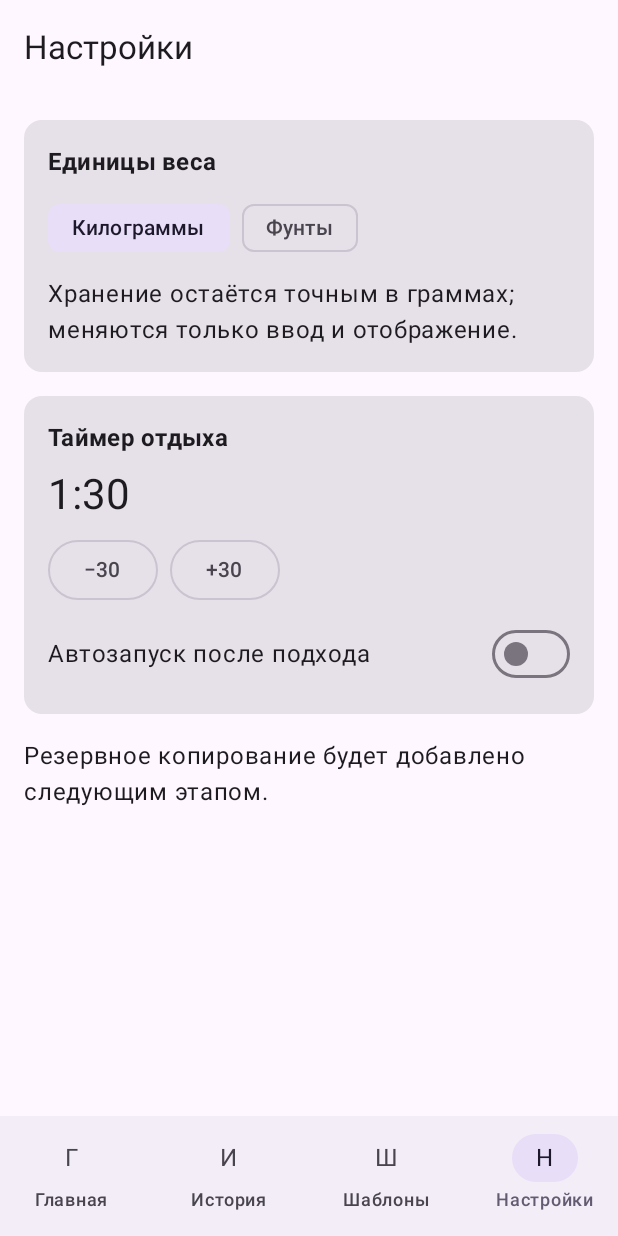
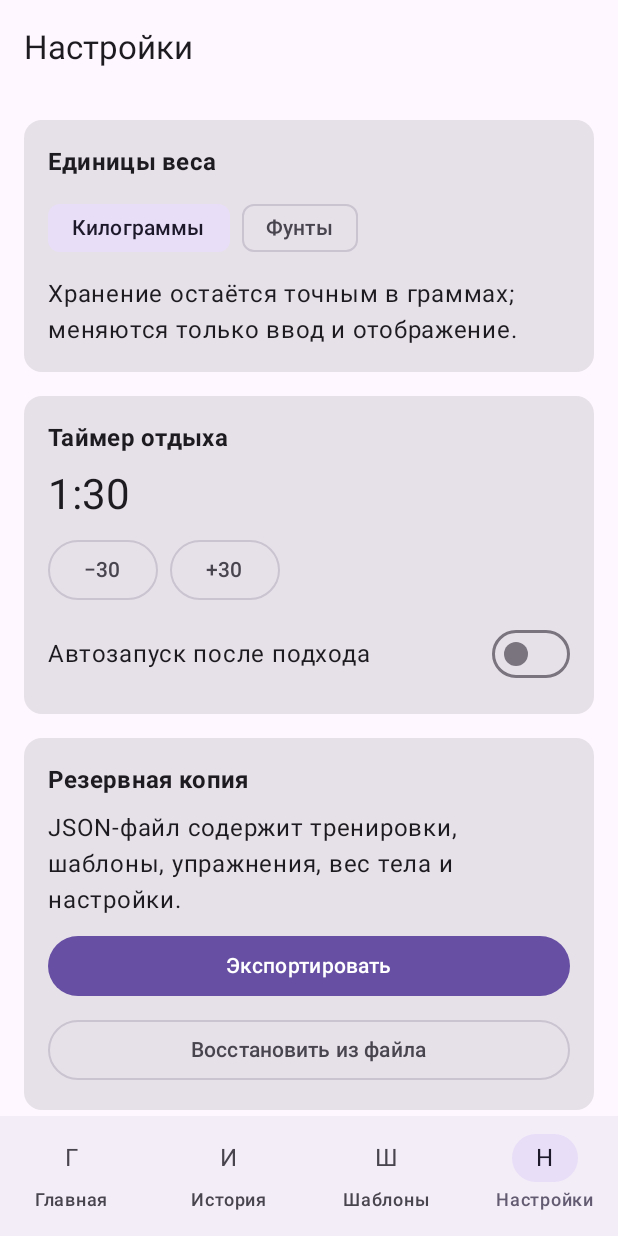
Before and after one commit to ArsenGevo/gym_notepad, an Android app built with Jetpack Compose: the screen it shows after launch (MainActivity), item 4 of the bottom bar chosen, on a phone screen of 412 x 824 dp. Run offline under Robolectric (Android 15) with nearby library versions, the phone set to English and light mode, and no system bars; our stand-ins replace Room's generated code.

Commit message:
Add local backup and restore

```diff
--- a/app/src/main/java/com/gymnotepad/app/GymNotepadApplication.kt
+++ b/app/src/main/java/com/gymnotepad/app/GymNotepadApplication.kt
@@ -5,20 +5,18 @@ import androidx.room.Room
 import com.gymnotepad.app.data.RoomWorkoutRepository
 import com.gymnotepad.app.data.WorkoutRepository
 import com.gymnotepad.app.data.UserSettingsRepository
+import com.gymnotepad.app.data.BackupRepository
 import com.gymnotepad.app.data.local.GymDatabase
 
 class GymNotepadApplication : Application() {
     val userSettingsRepository: UserSettingsRepository by lazy { UserSettingsRepository(applicationContext) }
+    val database: GymDatabase by lazy {
+        Room.databaseBuilder(applicationContext, GymDatabase::class.java, "gym-notepad.db")
+            .addMigrations(GymDatabase.MIGRATION_1_2, GymDatabase.MIGRATION_2_3, GymDatabase.MIGRATION_3_4)
+            .build()
+    }
+    val backupRepository: BackupRepository by lazy { BackupRepository(applicationContext, database, userSettingsRepository) }
     val workoutRepository: WorkoutRepository by lazy {
-        val database = Room.databaseBuilder(
-            applicationContext,
-            GymDatabase::class.java,
-            "gym-notepad.db",
-        ).addMigrations(
-            GymDatabase.MIGRATION_1_2,
-            GymDatabase.MIGRATION_2_3,
-            GymDatabase.MIGRATION_3_4,
-        ).build()
         RoomWorkoutRepository(database)
     }
 }
--- a/app/src/main/java/com/gymnotepad/app/MainActivity.kt
+++ b/app/src/main/java/com/gymnotepad/app/MainActivity.kt
@@ -14,6 +14,7 @@ class MainActivity : ComponentActivity() {
         WorkoutViewModel.Factory(
             (application as GymNotepadApplication).workoutRepository,
             (application as GymNotepadApplication).userSettingsRepository,
+            (application as GymNotepadApplication).backupRepository,
         )
     }
 
--- /dev/null
+++ b/app/src/main/java/com/gymnotepad/app/data/BackupRepository.kt
@@ -0,0 +1,104 @@
+package com.gymnotepad.app.data
+
+import android.content.ContentValues
+import android.content.Context
+import android.database.Cursor
+import android.net.Uri
+import androidx.room.withTransaction
+import com.gymnotepad.app.data.local.GymDatabase
+import java.io.BufferedReader
+import java.io.InputStreamReader
+import kotlinx.coroutines.Dispatchers
+import kotlinx.coroutines.withContext
+import org.json.JSONArray
+import org.json.JSONObject
+
+class BackupRepository(
+    private val context: Context,
+    private val database: GymDatabase,
+    private val settingsRepository: UserSettingsRepository,
+) {
+    private val insertOrder = listOf(
+        "workout_sessions", "exercises", "workout_templates", "body_weight_measurements",
+        "session_exercises", "exercise_load_options", "template_exercises", "workout_sets",
+    )
+
+    suspend fun exportTo(uri: Uri) = withContext(Dispatchers.IO) {
+        val root = database.withTransaction {
+            JSONObject()
+                .put("format", "gym-notepad-backup")
+                .put("formatVersion", 1)
+                .put("databaseVersion", 4)
+                .put("exportedAt", System.currentTimeMillis())
+                .put("settings", settingsRepository.settings.value.toJson())
+                .put("tables", JSONObject().also { tables ->
+                    insertOrder.forEach { table -> tables.put(table, readTable(table)) }
+                })
+        }
+        requireNotNull(context.contentResolver.openOutputStream(uri, "wt")).bufferedWriter().use {
+            it.write(root.toString(2))
+        }
+    }
+
+    suspend fun importFrom(uri: Uri) = withContext(Dispatchers.IO) {
+        val text = requireNotNull(context.contentResolver.openInputStream(uri)).use { input ->
+            BufferedReader(InputStreamReader(input)).readText()
+        }
+        val root = JSONObject(text)
+        require(root.optString("format") == "gym-notepad-backup") { "Неверный формат файла" }
+        require(root.optInt("formatVersion") == 1) { "Неподдерживаемая версия резервной копии" }
+        require(root.optInt("databaseVersion") == 4) { "Несовместимая версия базы данных" }
+        val tables = root.getJSONObject("tables")
+        insertOrder.forEach { require(tables.has(it)) { "В копии отсутствует таблица $it" } }
+
+        database.withTransaction {
+            val db = database.openHelper.writableDatabase
+            insertOrder.asReversed().forEach { db.execSQL("DELETE FROM $it") }
+            insertOrder.forEach { table ->
+                val rows = tables.getJSONArray(table)
+                repeat(rows.length()) { index ->
+                    val values = rows.getJSONObject(index).toContentValues()
+                    check(db.insert(table, 0, values) != -1L) { "Не удалось восстановить $table" }
+                }
+            }
+        }
+        settingsRepository.replaceFromBackup(root.getJSONObject("settings"))
+        database.invalidationTracker.refreshAsync()
+    }
+
+    private fun readTable(table: String): JSONArray = JSONArray().also { result ->
+        database.openHelper.readableDatabase.query("SELECT * FROM $table").use { cursor ->
+            while (cursor.moveToNext()) result.put(cursor.toJson())
+        }
+    }
+
+    private fun Cursor.toJson() = JSONObject().also { row ->
+        columnNames.forEachIndexed { index, name ->
+            row.put(name, when (getType(index)) {
+                Cursor.FIELD_TYPE_NULL -> JSONObject.NULL
+                Cursor.FIELD_TYPE_INTEGER -> getLong(index)
+                Cursor.FIELD_TYPE_FLOAT -> getDouble(index)
+                Cursor.FIELD_TYPE_BLOB -> error("BLOB is not supported")
+                else -> getString(index)
+            })
+        }
+    }
+}
+
+private fun JSONObject.toContentValues() = ContentValues().also { values ->
+    keys().forEach { key ->
+        when (val value = get(key)) {
+            JSONObject.NULL -> values.putNull(key)
+            is Int -> values.put(key, value)
+            is Long -> values.put(key, value)
+            is Double -> values.put(key, value)
+            is String -> values.put(key, value)
+            else -> error("Unsupported value for $key")
+        }
+    }
+}
+
+private fun UserSettings.toJson() = JSONObject()
+    .put("weightUnit", weightUnit.name)
+    .put("restSeconds", restSeconds)
+    .put("autoStartRestTimer", autoStartRestTimer)
--- a/app/src/main/java/com/gymnotepad/app/ui/GymNotepadApp.kt
+++ b/app/src/main/java/com/gymnotepad/app/ui/GymNotepadApp.kt
@@ -18,6 +18,7 @@ fun GymNotepadApp(viewModel: WorkoutViewModel) {
     val bodyWeight = viewModel.bodyWeight.collectAsStateWithLifecycle().value
     val lastCompletedSessionId = viewModel.lastCompletedSessionId.collectAsStateWithLifecycle().value
     val settings = viewModel.settings.collectAsStateWithLifecycle().value
+    val backupMessage = viewModel.backupMessage.collectAsStateWithLifecycle().value
 
     NavHost(
         navController = navController,
@@ -114,6 +115,10 @@ fun GymNotepadApp(viewModel: WorkoutViewModel) {
                 onWeightUnitChange = viewModel::setWeightUnit,
                 onRestSecondsChange = viewModel::setRestSeconds,
                 onAutoStartChange = viewModel::setAutoStartRestTimer,
+                backupMessage = backupMessage,
+                onExportBackup = viewModel::exportBackup,
+                onImportBackup = viewModel::importBackup,
+                onMessageShown = viewModel::clearBackupMessage,
                 onNavigate = { navController.navigate(it.route) },
             )
         }
--- a/app/src/main/java/com/gymnotepad/app/ui/SettingsScreen.kt
+++ b/app/src/main/java/com/gymnotepad/app/ui/SettingsScreen.kt
@@ -1,5 +1,8 @@
 package com.gymnotepad.app.ui
 
+import android.net.Uri
+import androidx.activity.compose.rememberLauncherForActivityResult
+import androidx.activity.result.contract.ActivityResultContracts
 import androidx.compose.foundation.layout.Arrangement
 import androidx.compose.foundation.layout.Column
 import androidx.compose.foundation.layout.PaddingValues
@@ -9,6 +12,8 @@ import androidx.compose.foundation.layout.fillMaxWidth
 import androidx.compose.foundation.layout.padding
 import androidx.compose.foundation.lazy.LazyColumn
 import androidx.compose.material3.Card
+import androidx.compose.material3.AlertDialog
+import androidx.compose.material3.Button
 import androidx.compose.material3.ExperimentalMaterial3Api
 import androidx.compose.material3.FilterChip
 import androidx.compose.material3.MaterialTheme
@@ -18,6 +23,10 @@ import androidx.compose.material3.Switch
 import androidx.compose.material3.Text
 import androidx.compose.material3.TopAppBar
 import androidx.compose.runtime.Composable
+import androidx.compose.runtime.getValue
+import androidx.compose.runtime.mutableStateOf
+import androidx.compose.runtime.remember
+import androidx.compose.runtime.setValue
 import androidx.compose.ui.Alignment
 import androidx.compose.ui.Modifier
 import androidx.compose.ui.text.font.FontWeight
@@ -34,8 +43,36 @@ fun SettingsScreen(
     onWeightUnitChange: (WeightUnit) -> Unit,
     onRestSecondsChange: (Int) -> Unit,
     onAutoStartChange: (Boolean) -> Unit,
+    backupMessage: String?,
+    onExportBackup: (Uri) -> Unit,
+    onImportBackup: (Uri) -> Unit,
+    onMessageShown: () -> Unit,
     onNavigate: (AppRoute) -> Unit,
 ) {
+    var confirmImport by remember { mutableStateOf(false) }
+    val exportLauncher = rememberLauncherForActivityResult(ActivityResultContracts.CreateDocument("application/json")) { uri ->
+        uri?.let(onExportBackup)
+    }
+    val importLauncher = rememberLauncherForActivityResult(ActivityResultContracts.OpenDocument()) { uri ->
+        uri?.let(onImportBackup)
+    }
+    if (confirmImport) {
+        AlertDialog(
+            onDismissRequest = { confirmImport = false },
+            title = { Text("Восстановить резервную копию?") },
+            text = { Text("Текущие тренировки, шаблоны и измерения веса будут заменены данными из файла.") },
+            confirmButton = { Button(onClick = { confirmImport = false; importLauncher.launch(arrayOf("application/json")) }) { Text("Выбрать файл") } },
+            dismissButton = { OutlinedButton(onClick = { confirmImport = false }) { Text("Отмена") } },
+        )
+    }
+    backupMessage?.let { message ->
+        AlertDialog(
+            onDismissRequest = onMessageShown,
+            title = { Text("Резервная копия") },
+            text = { Text(message) },
+            confirmButton = { Button(onClick = onMessageShown) { Text("Готово") } },
+        )
+    }
     Scaffold(
         topBar = { TopAppBar(title = { Text("Настройки") }) },
         bottomBar = { MainNavigationBar(AppRoute.Settings, onNavigate) },
@@ -73,7 +110,16 @@ fun SettingsScreen(
                     }
                 }
             }
-            item { Text("Резервное копирование будет добавлено следующим этапом.") }
+            item {
+                Card(Modifier.fillMaxWidth()) {
+                    Column(Modifier.padding(16.dp), verticalArrangement = Arrangement.spacedBy(8.dp)) {
+                        Text("Резервная копия", style = MaterialTheme.typography.titleMedium, fontWeight = FontWeight.Bold)
+                        Text("JSON-файл содержит тренировки, шаблоны, упражнения, вес тела и настройки.")
+                        Button(modifier = Modifier.fillMaxWidth(), onClick = { exportLauncher.launch("gym-notepad-backup.json") }) { Text("Экспортировать") }
+                        OutlinedButton(modifier = Modifier.fillMaxWidth(), onClick = { confirmImport = true }) { Text("Восстановить из файла") }
+                    }
+                }
+            }
         }
     }
 }
--- a/app/src/main/java/com/gymnotepad/app/ui/WorkoutViewModel.kt
+++ b/app/src/main/java/com/gymnotepad/app/ui/WorkoutViewModel.kt
@@ -26,15 +26,19 @@ import com.gymnotepad.app.domain.LoadMode
 import com.gymnotepad.app.domain.LoadProgressionType
 import com.gymnotepad.app.data.UserSettingsRepository
 import com.gymnotepad.app.data.WeightUnit
+import com.gymnotepad.app.data.BackupRepository
+import android.net.Uri
 
 class WorkoutViewModel(
     private val repository: WorkoutRepository,
     private val settingsRepository: UserSettingsRepository,
+    private val backupRepository: BackupRepository,
 ) : ViewModel() {
     private val analytics = WorkoutAnalytics()
     private val recommendationEngine = WorkoutRecommendationEngine()
     val lastCompletedSessionId = MutableStateFlow<String?>(null)
     val settings = settingsRepository.settings
+    val backupMessage = MutableStateFlow<String?>(null)
 
     val activeWorkout: StateFlow<ActiveWorkout?> = repository.observeActiveWorkout()
         .stateIn(viewModelScope, SharingStarted.WhileSubscribed(5_000), null)
@@ -189,14 +193,27 @@ class WorkoutViewModel(
     fun setRestSeconds(seconds: Int) = settingsRepository.setRestSeconds(seconds)
     fun setAutoStartRestTimer(enabled: Boolean) = settingsRepository.setAutoStartRestTimer(enabled)
 
+    fun exportBackup(uri: Uri) = viewModelScope.launch {
+        backupMessage.value = runCatching { backupRepository.exportTo(uri); "Резервная копия сохранена" }
+            .getOrElse { "Ошибка экспорта: ${it.message}" }
+    }
+
+    fun importBackup(uri: Uri) = viewModelScope.launch {
+        backupMessage.value = runCatching { backupRepository.importFrom(uri); "Данные восстановлены" }
+            .getOrElse { "Ошибка восстановления: ${it.message}" }
+    }
+
+    fun clearBackupMessage() { backupMessage.value = null }
+
     class Factory(
         private val repository: WorkoutRepository,
         private val settingsRepository: UserSettingsRepository,
+        private val backupRepository: BackupRepository,
     ) : ViewModelProvider.Factory {
         @Suppress("UNCHECKED_CAST")
         override fun <T : ViewModel> create(modelClass: Class<T>): T {
             require(modelClass.isAssignableFrom(WorkoutViewModel::class.java))
-            return WorkoutViewModel(repository, settingsRepository) as T
+            return WorkoutViewModel(repository, settingsRepository, backupRepository) as T
         }
     }
 }
```
Also changed, not shown: app/src/main/java/com/gymnotepad/app/data/UserSettingsRepository.kt (+9 -0 lines), 2 other files.
